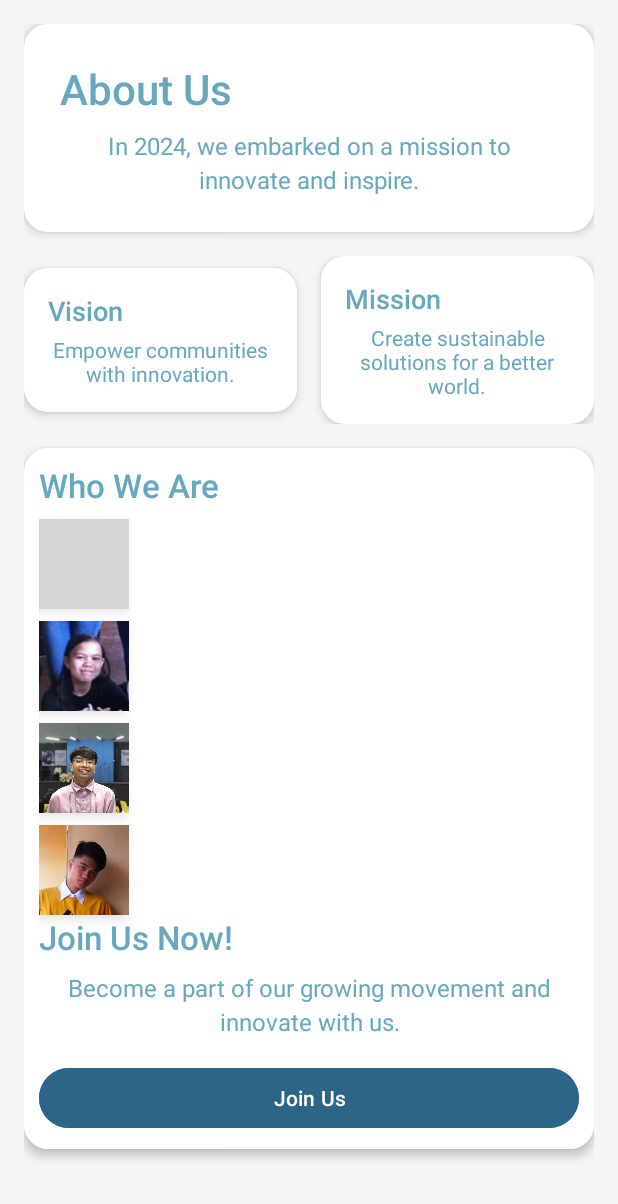
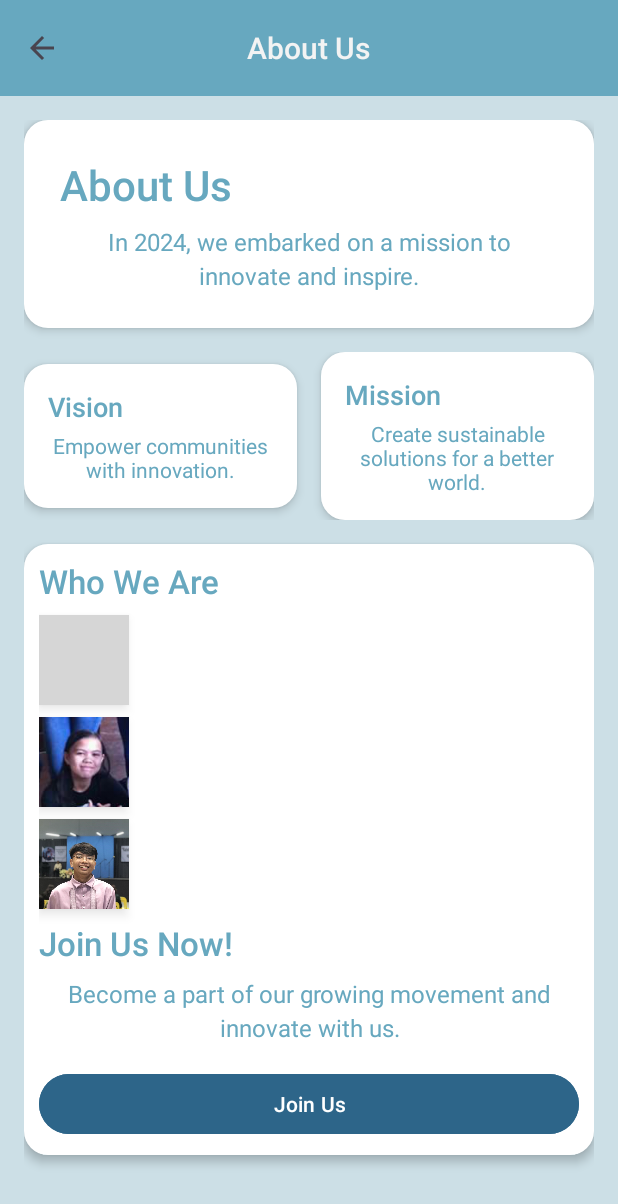
Before and after one commit to DanielleZiac/TANAW-Android, an Android app: the AboutUsActivity screen opened directly, with no data from a screen before it, on a phone screen of 412 x 824 dp. Shown: the top 1204 px of the screen. Run offline under Robolectric (Android 15) with nearby library versions, the light colour scheme and no system bars; grey boxes are pictures that could not be loaded.

Commit message:
aboutus/insti

```diff
--- a/app/src/main/java/com/example/testtanaw/AboutUsActivity.kt
+++ b/app/src/main/java/com/example/testtanaw/AboutUsActivity.kt
@@ -1,13 +1,24 @@
 package com.example.testtanaw
 
 import android.os.Bundle
+import android.widget.TextView
 import androidx.appcompat.app.AppCompatActivity
+import androidx.appcompat.widget.Toolbar
 
 class AboutUsActivity : AppCompatActivity() {
     override fun onCreate(savedInstanceState: Bundle?) {
         super.onCreate(savedInstanceState)
         setContentView(R.layout.activity_about_us)
 
+        val toolbar: Toolbar = findViewById(R.id.toolbar)
+        setSupportActionBar(toolbar)
+
+        // Set the toolbar title to be centered
+        supportActionBar?.setDisplayShowTitleEnabled(false) // Disable default title
+        val titleTextView = toolbar.findViewById<TextView>(R.id.toolbar_title)
+
+        // Enable the back button in the toolbar
+        supportActionBar?.setDisplayHomeAsUpEnabled(true)
         // Additional setup can go here if needed.
     }
 }
--- a/app/src/main/res/layout/activity_about_us.xml
+++ b/app/src/main/res/layout/activity_about_us.xml
@@ -1,15 +1,46 @@
-<ScrollView xmlns:android="http://schemas.android.com/apk/res/android"
+<?xml version="1.0" encoding="utf-8"?>
+<androidx.constraintlayout.widget.ConstraintLayout xmlns:android="http://schemas.android.com/apk/res/android"
+    xmlns:app="http://schemas.android.com/apk/res-auto"
+    xmlns:tools="http://schemas.android.com/tools"
+    android:id="@+id/main"
+    android:background="@color/teal_100"
     android:layout_width="match_parent"
     android:layout_height="match_parent"
-    android:fillViewport="true"
-    android:background="@color/lightGray">
+    tools:context=".ProfileActivity">
+
+    <androidx.appcompat.widget.Toolbar
+        android:id="@+id/toolbar"
+        android:layout_width="match_parent"
+        android:layout_height="?attr/actionBarSize"
+        android:background="@color/teal_700"
+        android:elevation="4dp"
+        app:popupTheme="@style/ThemeOverlay.AppCompat.Light"
+        app:layout_constraintEnd_toEndOf="parent"
+        app:layout_constraintStart_toStartOf="parent"
+        app:layout_constraintTop_toTopOf="parent">
+
+        <!-- Custom TextView for Toolbar title -->
+        <TextView
+            android:id="@+id/toolbar_title"
+            android:layout_width="wrap_content"
+            android:layout_height="wrap_content"
+            android:layout_gravity="center"
+            android:text="About Us"
+            android:textAppearance="@style/TextAppearance.AppCompat.Widget.ActionBar.Title"
+            android:textColor="@color/white" />
+    </androidx.appcompat.widget.Toolbar>
+
+
 
     <LinearLayout
         android:layout_width="match_parent"
         android:layout_height="wrap_content"
         android:orientation="vertical"
         android:padding="16dp"
-        android:gravity="center_horizontal">
+        android:gravity="center_horizontal"
+        app:layout_constraintEnd_toEndOf="parent"
+        app:layout_constraintStart_toStartOf="parent"
+        app:layout_constraintTop_toBottomOf="@+id/toolbar">
 
         <!-- About Us Section -->
         <LinearLayout
@@ -164,13 +195,7 @@
                     android:layout_marginBottom="8dp"
                     android:elevation="4dp" />
 
-                <ImageView
-                    android:layout_width="60dp"
-                    android:layout_height="60dp"
-                    android:src="@drawable/endrick"
-                    android:scaleType="centerCrop"
-                    android:background="@drawable/circle_with_overlay"
-                    android:elevation="4dp" />
+
 
 
 
@@ -207,4 +232,4 @@
                 android:layout_marginTop="16dp" />
         </LinearLayout>
     </LinearLayout>
-</ScrollView>
+</androidx.constraintlayout.widget.ConstraintLayout>
--- a/app/src/main/res/layout/activity_profile.xml
+++ b/app/src/main/res/layout/activity_profile.xml
@@ -26,8 +26,8 @@
             android:layout_height="wrap_content"
             android:layout_gravity="center"
             android:text="Profile Settings"
-            android:textAppearance="@style/TextAppearance.AppCompat.Widget.ActionBar.Title"
-            android:textColor="@color/white" />
+        android:textAppearance="@style/TextAppearance.AppCompat.Widget.ActionBar.Title"
+        android:textColor="@color/white" />
     </androidx.appcompat.widget.Toolbar>
 
     <!-- Content for the settings page -->
```
Also changed, not shown: app/src/main/java/com/example/testtanaw/InstitutionAdapter.kt (added, +43 -0 lines), app/src/main/java/com/example/testtanaw/InstitutionFragment.kt (+28 -2 lines), app/src/main/java/com/example/testtanaw/LeaderboardFragment.kt (+29 -2 lines), app/src/main/java/com/example/testtanaw/models/Institution.kt (added, +7 -0 lines), app/src/main/res/layout/fragment_explore.xml (+41 -25 lines), app/src/main/res/layout/fragment_institution.xml (+6 -9 lines), app/src/main/res/layout/fragment_leaderboard.xml (+20 -9 lines), app/src/main/res/layout/item_institution.xml (added, +24 -0 lines), app/src/main/res/drawable/admulogo.png (added), app/src/main/res/drawable/bsulogo.png (added), app/src/main/res/drawable/dlsulogo.png (added), app/src/main/res/drawable/endrick.png (deleted).
